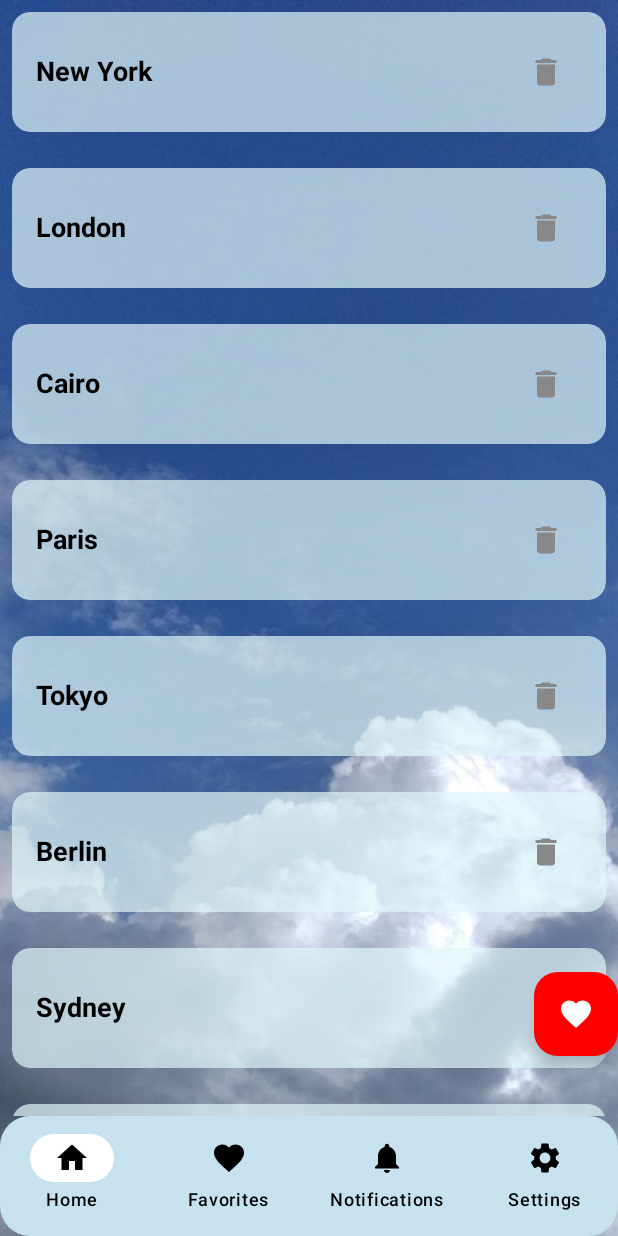
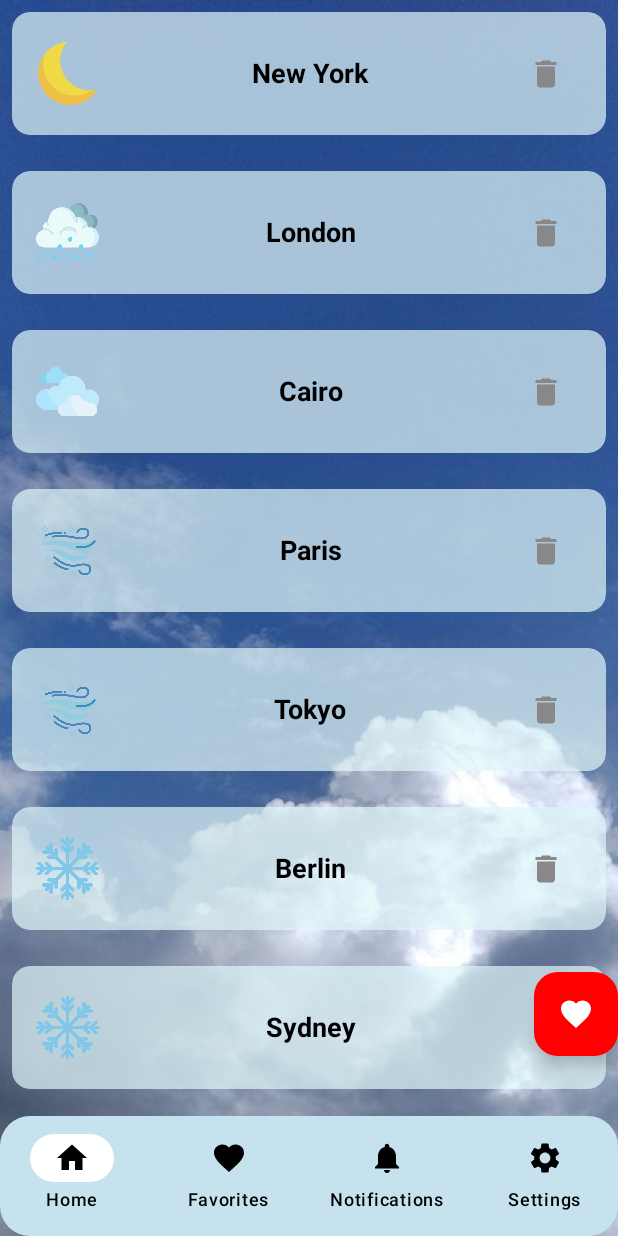
Before and after one commit to ayacandoit/WeatherApp, an Android app built with Jetpack Compose: the screen it shows after launch (MainActivity), on a phone screen of 412 x 824 dp. Run offline under Robolectric (Android 15) with nearby library versions, the phone set to English and light mode, and no system bars.

Commit message:
favoriteScreen in progress

```diff
--- a/app/src/main/java/com/example/weatherapp3/FavoriteScreen.kt
+++ b/app/src/main/java/com/example/weatherapp3/FavoriteScreen.kt
@@ -77,6 +77,14 @@ fun FavoriteScreen() {
                 verticalArrangement = Arrangement.spacedBy(8.dp)
             ) {
                 items(favoriteLocations) { location ->
+                    val weatherIcon = when (location) {
+                        "New York" -> R.drawable.clearsky
+                        "London" -> R.drawable.heavyrain
+                        "Cairo" -> R.drawable.clouds
+                        "Paris" -> R.drawable.wind
+                        "Tokyo" -> R.drawable.wind
+                        else -> R.drawable.snowflake
+                    }
                     Card(
                         modifier = Modifier
                             .fillMaxWidth()
@@ -91,6 +99,13 @@ fun FavoriteScreen() {
                             horizontalArrangement = Arrangement.SpaceBetween,
                             verticalAlignment = Alignment.CenterVertically
                         ) {
+                            Image(
+                                painter = painterResource(id = weatherIcon),
+                                contentDescription = "Weather Icon",
+                                modifier = Modifier
+                                    .size(50.dp)
+                                    .padding(end = 8.dp)
+                            )
                             Text(
                                 text = location,
                                 color = Color.Black,
```
